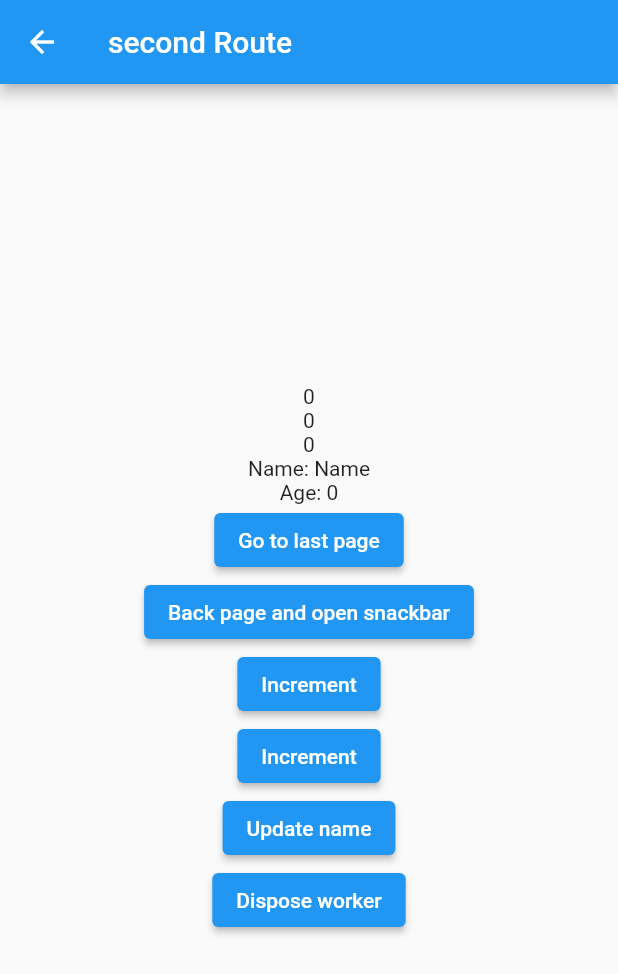
After one commit to Youngwuk/TonyFlutterTest, a Flutter app: the Second screen opened directly, on a phone screen of 412 x 824 dp. The commit adds this screen. Shown: the top 974 px of the screen. Run offline on Flutter 3.47's test engine with Material 2 defaults, Android fonts, the light colour scheme and no system bars; our stand-ins replace dio, flutter_riverpod, freezed_annotation, get.

Commit message:
getX 데모

```diff
--- /dev/null
+++ b/lib/get_x_demo.dart
@@ -0,0 +1,301 @@
+import 'package:flutter/material.dart';
+import 'package:get/get.dart';
+import 'package:get/get_navigation/src/root/get_material_app.dart';
+
+class GetXDemo extends StatelessWidget {
+  const GetXDemo({Key? key}) : super(key: key);
+
+  @override
+  Widget build(BuildContext context) {
+    return GetMaterialApp(
+      // It is not mandatory to use named routes, but dynamic urls are interesting.
+      initialRoute: '/home',
+      defaultTransition: Transition.native,
+      translations: MyTranslations(),
+      locale: Locale('pt', 'BR'),
+      getPages: [
+        //Simple GetPage
+        GetPage(name: '/home', page: () => First()),
+        // GetPage with custom transitions and bindings
+        GetPage(
+          name: '/second',
+          page: () => Second(),
+          customTransition: SizeTransitions(),
+          binding: SampleBind(),
+        ),
+        // GetPage with default transitions
+        GetPage(
+          name: '/third',
+          transition: Transition.cupertino,
+          page: () => Third(),
+        ),
+      ],
+    );
+  }
+}
+
+class MyTranslations extends Translations {
+  @override
+  Map<String, Map<String, String>> get keys => {
+    'en': {
+      'title': 'Hello World %s',
+    },
+    'en_US': {
+      'title': 'Hello World from US',
+    },
+    'pt': {
+      'title': 'Olá de Portugal',
+    },
+    'pt_BR': {
+      'title': 'Olá do Brasil',
+    },
+  };
+}
+
+class Controller extends GetxController {
+  int count = 0;
+  void increment() {
+    count++;
+    // use update method to update all count variables
+    update();
+  }
+}
+
+class First extends StatelessWidget {
+  @override
+  Widget build(BuildContext context) {
+    return Scaffold(
+      appBar: AppBar(
+        leading: IconButton(
+          icon: Icon(Icons.add),
+          onPressed: () {
+            Get.snackbar("Hi", "I'm modern snackbar");
+          },
+        ),
+        title: Text("title".trArgs(['John'])),
+      ),
+      body: Center(
+        child: Column(
+          mainAxisAlignment: MainAxisAlignment.center,
+          children: [
+            GetBuilder<Controller>(
+                init: Controller(),
+                // You can initialize your controller here the first time. Don't use init in your other GetBuilders of same controller
+                builder: (_) => Text(
+                  'clicks: ${_.count}',
+                )),
+            ElevatedButton(
+              child: Text('Next Route'),
+              onPressed: () {
+                Get.toNamed('/second');
+              },
+            ),
+            ElevatedButton(
+              child: Text('Change locale to English'),
+              onPressed: () {
+                Get.updateLocale(Locale('en', 'UK'));
+              },
+            ),
+          ],
+        ),
+      ),
+      floatingActionButton: FloatingActionButton(
+          child: Icon(Icons.add),
+          onPressed: () {
+            Get.find<Controller>().increment();
+          }),
+    );
+  }
+}
+
+class Second extends GetView<ControllerX> {
+  @override
+  Widget build(BuildContext context) {
+    return Scaffold(
+      appBar: AppBar(
+        title: Text('second Route'),
+      ),
+      body: Center(
+        child: Column(
+          mainAxisAlignment: MainAxisAlignment.center,
+          children: [
+            Obx(
+                  () {
+                print("count1 rebuild");
+                return Text('${controller.count1}');
+              },
+            ),
+            Obx(
+                  () {
+                print("count2 rebuild");
+                return Text('${controller.count2}');
+              },
+            ),
+            Obx(() {
+              print("sum rebuild");
+              return Text('${controller.sum}');
+            }),
+            Obx(
+                  () => Text('Name: ${controller.user.value?.name}'),
+            ),
+            Obx(
+                  () => Text('Age: ${controller.user.value?.age}'),
+            ),
+            ElevatedButton(
+              child: Text("Go to last page"),
+              onPressed: () {
+                Get.toNamed('/third', arguments: 'arguments of second');
+              },
+            ),
+            ElevatedButton(
+              child: Text("Back page and open snackbar"),
+              onPressed: () {
+                Get.back();
+                Get.snackbar(
+                  'User 123',
+                  'Successfully created',
+                );
+              },
+            ),
+            ElevatedButton(
+              child: Text("Increment"),
+              onPressed: () {
+                controller.increment();
+              },
+            ),
+            ElevatedButton(
+              child: Text("Increment"),
+              onPressed: () {
+                controller.increment2();
+              },
+            ),
+            ElevatedButton(
+              child: Text("Update name"),
+              onPressed: () {
+                controller.updateUser();
+              },
+            ),
+            ElevatedButton(
+              child: Text("Dispose worker"),
+              onPressed: () {
+                controller.disposeWorker();
+              },
+            ),
+          ],
+        ),
+      ),
+    );
+  }
+}
+
+class Third extends GetView<ControllerX> {
+  @override
+  Widget build(BuildContext context) {
+    return Scaffold(
+      floatingActionButton: FloatingActionButton(onPressed: () {
+        controller.incrementList();
+      }),
+      appBar: AppBar(
+        title: Text("Third ${Get.arguments}"),
+      ),
+      body: Center(
+          child: Obx(() => ListView.builder(
+              itemCount: controller.list.length,
+              itemBuilder: (context, index) {
+                return Text("${controller.list[index]}");
+              }))),
+    );
+  }
+}
+
+class SampleBind extends Bindings {
+  @override
+  void dependencies() {
+    Get.lazyPut<ControllerX>(() => ControllerX());
+  }
+}
+
+class User {
+  User({this.name = 'Name', this.age = 0});
+  String name;
+  int age;
+}
+
+class ControllerX extends GetxController {
+  final count1 = 0.obs;
+  final count2 = 0.obs;
+  final list = [56].obs;
+  final user = User().obs;
+
+  updateUser() {
+    user.update((value) {
+      value!.name = 'Jose';
+      value.age = 30;
+    });
+  }
+
+  /// Once the controller has entered memory, onInit will be called.
+  /// It is preferable to use onInit instead of class constructors or initState method.
+  /// Use onInit to trigger initial events like API searches, listeners registration
+  /// or Workers registration.
+  /// Workers are event handlers, they do not modify the final result,
+  /// but it allows you to listen to an event and trigger customized actions.
+  /// Here is an outline of how you can use them:
+
+  /// made this if you need cancel you worker
+  late Worker _ever;
+
+  @override
+  onInit() {
+    /// Called every time the variable $_ is changed
+    _ever = ever(count1, (_) => print("$_ has been changed (ever)"));
+
+    everAll([count1, count2], (_) => print("$_ has been changed (everAll)"));
+
+    /// Called first time the variable $_ is changed
+    once(count1, (_) => print("$_ was changed once (once)"));
+
+    /// Anti DDos - Called every time the user stops typing for 1 second, for example.
+    debounce(count1, (_) => print("debouce$_ (debounce)"),
+        time: Duration(seconds: 5));
+
+    /// Ignore all changes within 1 second.
+    interval(count1, (_) => print("interval $_ (interval)"),
+        time: Duration(seconds: 5));
+  }
+
+  int get sum => count1.value + count2.value;
+
+  increment() => count1.value++;
+
+  increment2() => count2.value++;
+
+  disposeWorker() {
+    _ever.dispose();
+    // or _ever();
+  }
+
+  incrementList() => list.add(75);
+}
+
+class SizeTransitions extends CustomTransition {
+  @override
+  Widget buildTransition(
+      BuildContext context,
+      Curve? curve,
+      Alignment? alignment,
+      Animation<double> animation,
+      Animation<double> secondaryAnimation,
+      Widget child) {
+    return Align(
+      alignment: Alignment.center,
+      child: SizeTransition(
+        sizeFactor: CurvedAnimation(
+          parent: animation,
+          curve: curve!,
+        ),
+        child: child,
+      ),
+    );
+  }
+}
--- a/pubspec.yaml
+++ b/pubspec.yaml
@@ -25,6 +25,7 @@ dependencies:
   json_annotation:
   dio:
   freezed_annotation:
+  get: ^4.2.4
 
   flutter:
     sdk: flutter
```
Also changed, not shown: lib/main.dart (+6 -5 lines), pubspec.lock.
